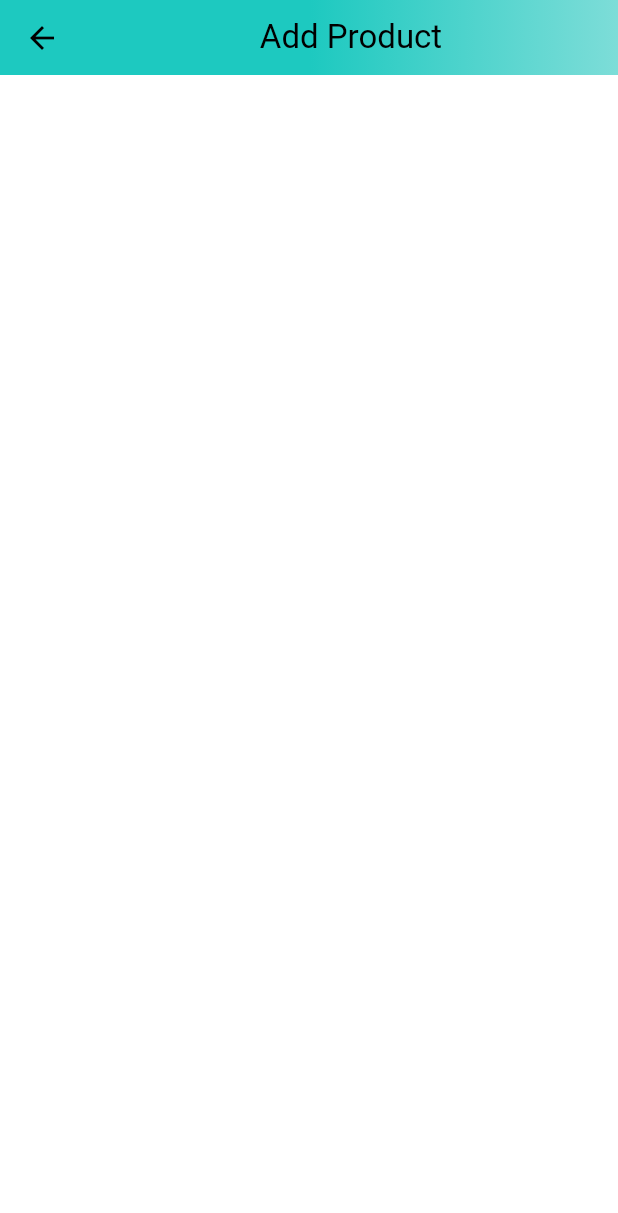
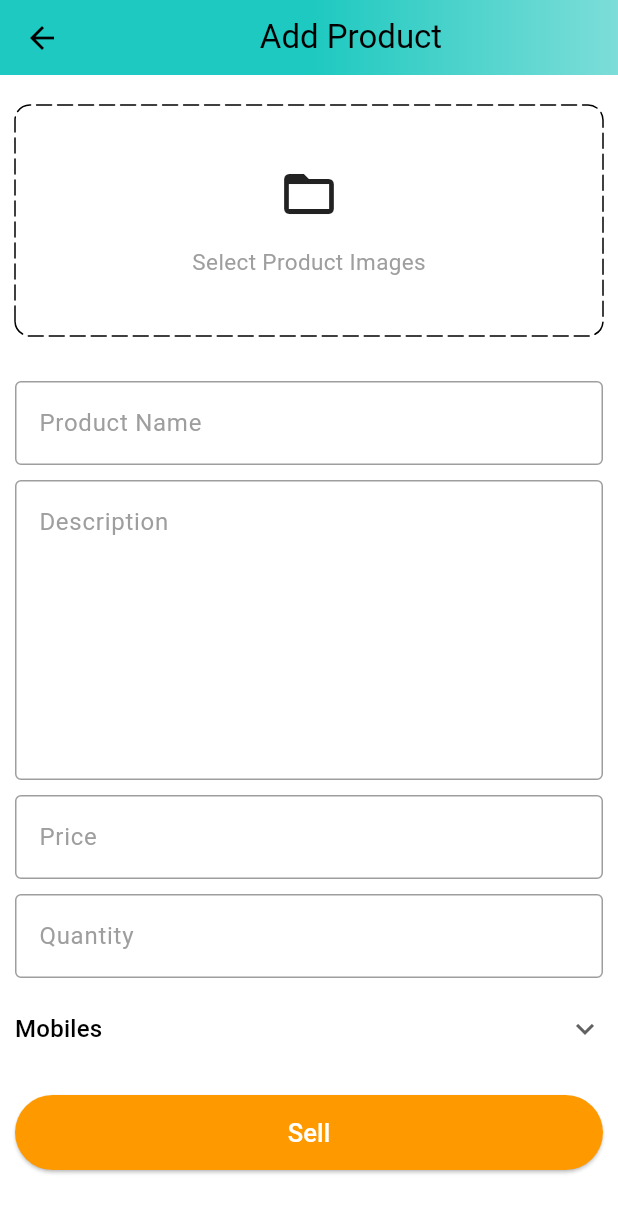
Before and after one commit to HanyMedhat10/Amazon_App_Clone, a Flutter app: the AddProductScreen screen opened by its route, on a phone screen of 412 x 824 dp. Shown: the top 1213 px of the screen. Run offline on Flutter 3.47's test engine with Material 3 defaults, Android fonts, the phone set to English and light mode, and no system bars; drawn by our look-alikes of dotted_border; our stand-ins replace badges, carousel_slider, shared_preferences; accounts and stored records are empty.

Commit message:
Add multi-line support and category selection to Add Product Screen
- Modified `CustomTextfield` widget to accept `maxLines` parameter, defaulting to 1.
- Updated `CustomTextfield` decoration to include a grey hint text style.
- Introduced new fields in `AddProductScreen` for product details: name, description, price, and quantity.
- Added a `DottedBorder` widget for product image selection.
- Implemented a dropdown menu for selecting product categories.
- Added a `CustomButton` for submitting the product details.
- Managed state and controller disposal for text fields.

```diff
--- a/lib/common/widgets/custom_textfield.dart
+++ b/lib/common/widgets/custom_textfield.dart
@@ -2,16 +2,22 @@ import 'package:flutter/material.dart';
 
 class CustomTextfield extends StatelessWidget {
   final TextEditingController controller;
+  final int maxLines;
   final String hintText;
   const CustomTextfield(
-      {super.key, required this.controller, required this.hintText});
+      {super.key,
+      required this.controller,
+      required this.hintText,
+      this.maxLines = 1});
 
   @override
   Widget build(BuildContext context) {
     return TextFormField(
+      maxLines: maxLines,
       controller: controller,
       decoration: InputDecoration(
           hintText: hintText,
+          hintStyle: const TextStyle(color: Colors.grey),
           border: const OutlineInputBorder(
             borderSide: BorderSide(
               color: Colors.black,
--- a/lib/features/admin/screens/add_product_screens.dart
+++ b/lib/features/admin/screens/add_product_screens.dart
@@ -1,4 +1,7 @@
+import 'package:amazon_clone/common/widgets/custom_button.dart';
+import 'package:amazon_clone/common/widgets/custom_textfield.dart';
 import 'package:amazon_clone/constant/global_variable.dart';
+import 'package:dotted_border/dotted_border.dart';
 import 'package:flutter/material.dart';
 
 class AddProductScreen extends StatefulWidget {
@@ -10,6 +13,27 @@ class AddProductScreen extends StatefulWidget {
 }
 
 class _AddProductScreenState extends State<AddProductScreen> {
+  final TextEditingController productNameController = TextEditingController();
+  final TextEditingController descriptionController = TextEditingController();
+  final TextEditingController priceController = TextEditingController();
+  final TextEditingController quantityController = TextEditingController();
+  String category = 'Mobiles';
+  @override
+  void dispose() {
+    super.dispose();
+    productNameController.dispose();
+    descriptionController.dispose();
+    priceController.dispose();
+    quantityController.dispose();
+  }
+
+  List<String> productCategories = [
+    'Mobiles',
+    'Essentials',
+    'Appliances',
+    'Books',
+    'Fashion',
+  ];
   @override
   Widget build(BuildContext context) {
     return Scaffold(
@@ -31,6 +55,99 @@ class _AddProductScreenState extends State<AddProductScreen> {
           ),
         ),
       ),
+      body: SingleChildScrollView(
+        child: Form(
+          child: Padding(
+            padding: const EdgeInsets.symmetric(horizontal: 10),
+            child: Column(
+              children: [
+                const SizedBox(height: 20),
+                DottedBorder(
+                  borderType: BorderType.RRect,
+                  radius: const Radius.circular(10),
+                  dashPattern: const [10, 4],
+                  strokeCap: StrokeCap.round,
+                  child: Container(
+                    width: double.infinity,
+                    height: 150,
+                    decoration: BoxDecoration(
+                      borderRadius: BorderRadius.circular(10),
+                    ),
+                    child: const Column(
+                      mainAxisAlignment: MainAxisAlignment.center,
+                      children: [
+                        Icon(
+                          Icons.folder_open,
+                          size: 40,
+                        ),
+                        SizedBox(height: 15),
+                        Text(
+                          'Select Product Images',
+                          style: TextStyle(
+                            fontSize: 15,
+                            color: Colors.grey,
+                          ),
+                        ),
+                      ],
+                    ),
+                  ),
+                ),
+                const SizedBox(height: 30),
+                CustomTextfield(
+                  controller: productNameController,
+                  hintText: 'Product Name',
+                ),
+                const SizedBox(height: 10),
+                CustomTextfield(
+                  controller: descriptionController,
+                  hintText: 'Description',
+                  maxLines: 7,
+                ),
+                const SizedBox(height: 10),
+                CustomTextfield(
+                  controller: priceController,
+                  hintText: 'Price',
+                ),
+                const SizedBox(height: 10),
+                CustomTextfield(
+                  controller: quantityController,
+                  hintText: 'Quantity',
+                ),
+                const SizedBox(height: 10),
+                SizedBox(
+                  width: double.infinity,
+                  child: DropdownButtonHideUnderline(
+
+                    child: DropdownButton(
+                      dropdownColor: Colors.white,
+                      items: productCategories.map((String value) {
+                        return DropdownMenuItem(
+                          value: value,
+                          child: Text(value),
+                        );
+                      }).toList(),
+                      value: category,
+                      icon: const Icon(Icons.keyboard_arrow_down),
+                      onChanged: (String? value) {
+                        setState(
+                          () {
+                            category = value!;
+                          },
+                        );
+                      },
+                    ),
+                  ),
+                ),
+                const SizedBox(height: 20),
+                CustomButton(
+                  text: 'Sell',
+                  onPressed: () {},
+                ),
+              ],
+            ),
+          ),
+        ),
+      ),
     );
   }
 }
```
